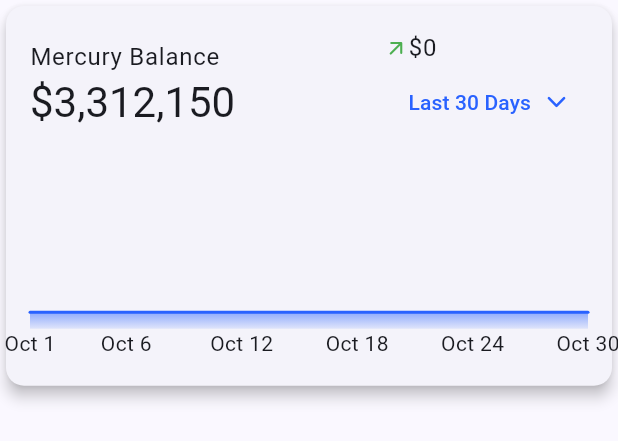
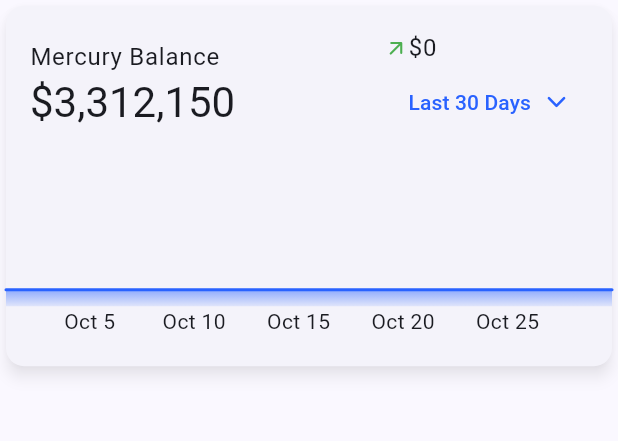
Before and after one commit to KRTirtho/venus, a Flutter app: the BalanceCardModule widget shown alone on an empty page, opened directly, on a phone screen of 412 x 824 dp. Shown: the top 441 px of the screen. Run offline on Flutter 3.47's test engine with Material 2 defaults, Android fonts, the phone set to English and light mode, and no system bars; drawn by our look-alikes of fl_chart; our stand-ins replace flutter_hooks, gap, ionicons, sidebarx; missing offline and left inert: random_name_generator; statements that could not run were skipped.

Commit message:
fix: chart overflow and card shadow color

```diff
--- a/lib/main.dart
+++ b/lib/main.dart
@@ -25,6 +25,7 @@
     cardTheme: CardTheme(
       elevation: 4,
       surfaceTintColor: surfaceTintColor,
+      shadowColor: Colors.black38,
     ),
     popupMenuTheme: PopupMenuThemeData(
       elevation: 4,
--- a/lib/modules/home/balance_card_module.dart
+++ b/lib/modules/home/balance_card_module.dart
@@ -26,7 +26,7 @@
 
   @override
   Widget build(BuildContext context) {
-    const hideAxisTitles =
+    const hiddenAxisTitle =
         AxisTitles(sideTitles: SideTitles(showTitles: false));
     final ThemeData(:textTheme, :colorScheme) = Theme.of(context);
 
@@ -35,8 +35,6 @@
         maxWidth: 700,
       ),
       child: Card(
-        child: Container(
-          padding: const EdgeInsets.all(16),
         child: Stack(
           children: [
             AspectRatio(
@@ -48,16 +46,20 @@
                   gridData: const FlGridData(show: false),
                   borderData: FlBorderData(show: false),
                   titlesData: FlTitlesData(
-                      topTitles: hideAxisTitles,
-                      rightTitles: hideAxisTitles,
-                      leftTitles: hideAxisTitles,
+                    topTitles: hiddenAxisTitle,
+                    rightTitles: hiddenAxisTitle,
+                    leftTitles: hiddenAxisTitle,
                     bottomTitles: AxisTitles(
                       sideTitles: SideTitles(
                         getTitlesWidget: (value, meta) {
+                          if (value == meta.max || value == meta.min) {
+                            return const SizedBox();
+                          }
                           return Text('Oct ${meta.formattedValue}');
                         },
-                          interval: 6,
+                        interval: 5,
                         showTitles: true,
+                        reservedSize: 40,
                       ),
                     ),
                   ),
@@ -102,7 +104,9 @@
                 ),
               ),
             ),
-              Row(
+            Padding(
+              padding: const EdgeInsets.all(16),
+              child: Row(
                 mainAxisAlignment: MainAxisAlignment.spaceBetween,
                 children: [
                   Column(
@@ -154,8 +158,8 @@
                   ),
                 ],
               ),
+            ),
           ],
-          ),
         ),
       ),
     );
```
Lines whose indentation alone changed are shown as unchanged.
